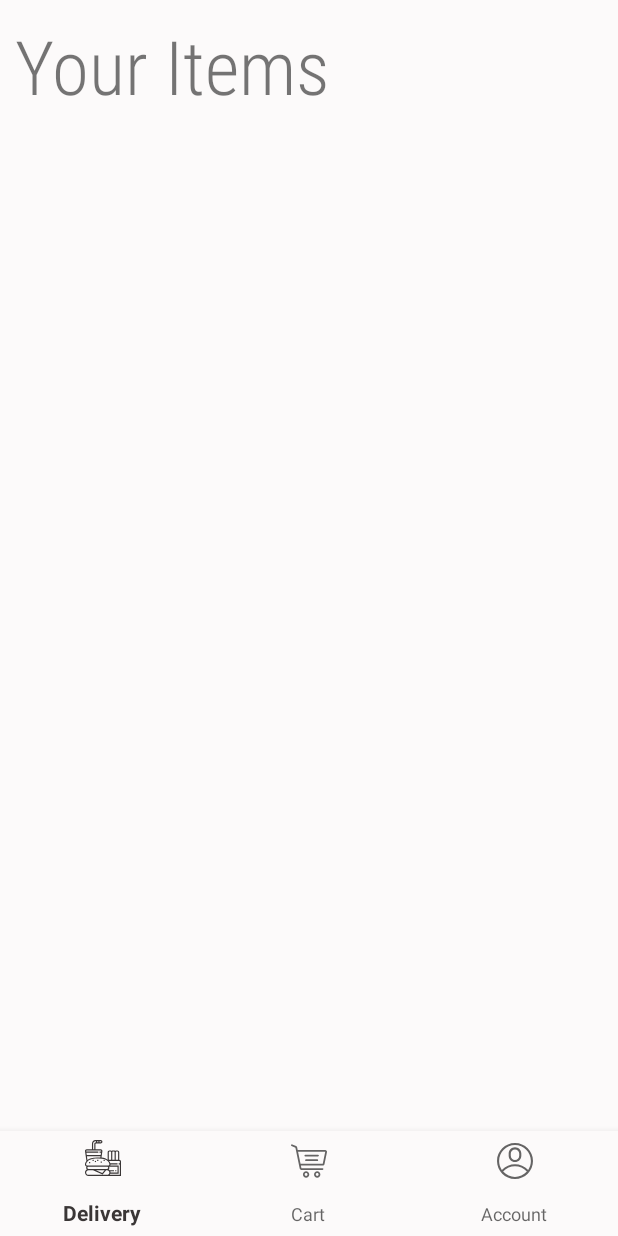
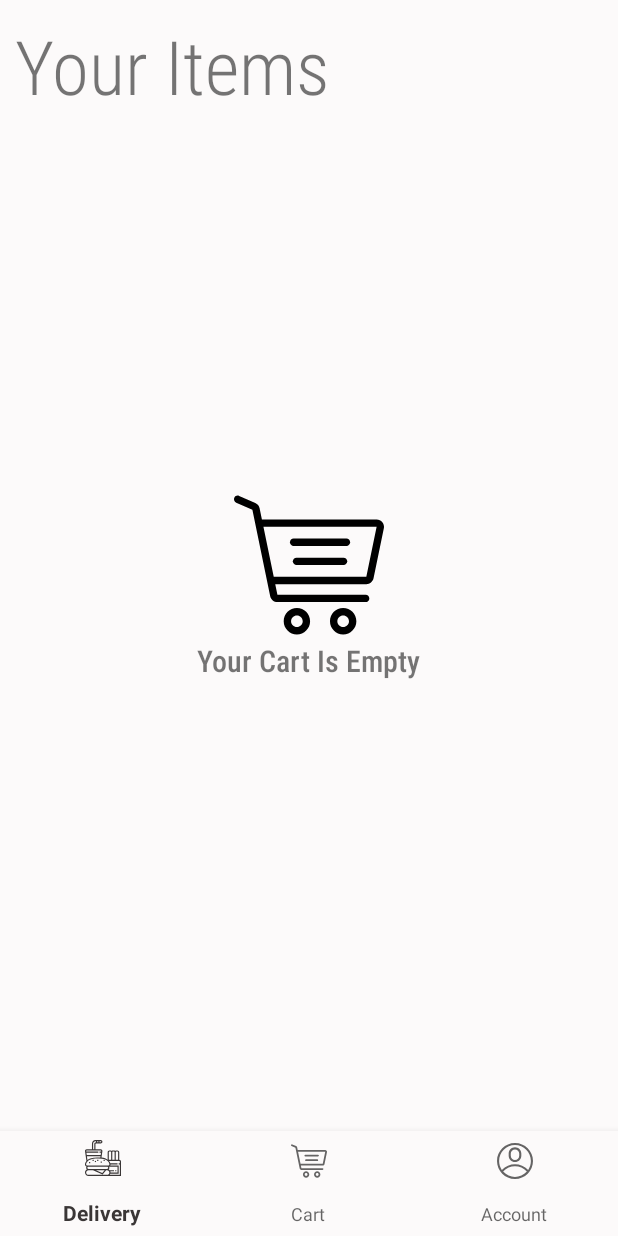
Before and after one commit to alltimenoob/Restaurant-Manager, an Android app: the fragment CartFragment placed in its activity, on a phone screen of 412 x 824 dp. Run offline under Robolectric (Android 15) with nearby library versions, the phone set to English and light mode, and no system bars; our stand-ins replace Firebase (no records; nobody signed in at launch, a user with empty details on screens opened directly), Volley; libraries missing offline, so code that uses them is left out: com.cepheuen.elegantnumberbutton, com.razorpay; network calls fail.

Commit message:
Empty Cart

```diff
--- a/app/src/main/java/com/project/restaurantmanager/UI/Customer/CartFragment.java
+++ b/app/src/main/java/com/project/restaurantmanager/UI/Customer/CartFragment.java
@@ -9,6 +9,7 @@ import android.view.View;
 import android.view.ViewGroup;
 import android.widget.BaseAdapter;
 import android.widget.Button;
+import android.widget.ImageView;
 import android.widget.LinearLayout;
 import android.widget.ListView;
 import android.widget.RelativeLayout;
@@ -44,6 +45,8 @@ public class CartFragment extends Fragment {
     private Button placeOrder;//Order Button
 
     private ListView cartListView;
+    ImageView cartEmptyimageView;
+    TextView cartEmptytextView;
 
     private int i;//For Main Foor Loop
 
@@ -68,6 +71,11 @@ public class CartFragment extends Fragment {
         final CustomAdapter customAdapter = new CustomAdapter();
 
         cartListView.setAdapter(customAdapter);
+
+        if(nameForCart.isEmpty())
+        {
+
+        }
 
         itemTotalTextView = viewForAll.findViewById(R.id.cust_cart_itemtotal);
         taxTextView = viewForAll.findViewById(R.id.cust_cart_tax);
@@ -124,6 +132,7 @@ public class CartFragment extends Fragment {
 
         return viewForAll;
     }
+
     class CustomAdapter extends BaseAdapter
     {
 
@@ -148,6 +157,10 @@ public class CartFragment extends Fragment {
             convertView = getLayoutInflater().inflate(R.layout.listview_cart_layout,parent,false);
 
             if(!nameForCart.isEmpty()){
+                cartEmptyimageView = viewForAll.findViewById(R.id.cart_card_empty_image);
+                cartEmptyimageView.setVisibility(View.GONE);
+                cartEmptytextView= viewForAll.findViewById(R.id.cart_card_empty_text);
+                cartEmptytextView.setVisibility(View.GONE);
                 relativeLayout = viewForAll.findViewById(R.id.cust_cart_order_relativeLayout);
                 relativeLayout.setVisibility(View.VISIBLE);
             }
@@ -155,7 +168,7 @@ public class CartFragment extends Fragment {
             final TextView nameTextView = convertView.findViewById(R.id.customer_cart_listview_nameLabel);
             final TextView priceTextView = convertView.findViewById(R.id.customer_cart_listview_priceLabel);
             final ElegantNumberButton quantityButton = convertView.findViewById(R.id.customer_cart_listview_quantityButton);
-            quantityButton.setRange(1,10);
+            quantityButton.setRange(0,10);
 
             quantityButton.setId(position);
             priceTextView.setId(position+1000);
@@ -167,9 +180,10 @@ public class CartFragment extends Fragment {
             catch (IndexOutOfBoundsException ob)
             {
                 quantityButton.setNumber("1");
+                quantity.add(quantityButton.getId(),"1");
             }
 
-            quantity.add(quantityButton.getId(),"1");
+
 
             final View finalConvertView = convertView;
             quantityButton.setOnValueChangeListener(new ElegantNumberButton.OnValueChangeListener() {
@@ -188,6 +202,8 @@ public class CartFragment extends Fragment {
 
                         if(nameForCart.isEmpty()){
                             relativeLayout.setVisibility(View.INVISIBLE);
+                            cartEmptyimageView.setVisibility(View.VISIBLE);
+                            cartEmptytextView.setVisibility(View.VISIBLE);
                             total=0.0;
                             grandTotal=0.0;
                             clearCart=true;
--- a/app/src/main/res/layout/customer_cart_fragment.xml
+++ b/app/src/main/res/layout/customer_cart_fragment.xml
@@ -14,6 +14,24 @@
        android:padding="10dp"
        android:text="@string/items"
        android:textSize="50sp" />
+
+
+    <ImageView
+        android:id="@+id/cart_card_empty_image"
+        android:layout_centerInParent="true"
+        android:layout_width="100dp"
+        android:layout_height="100dp"
+        android:src="@drawable/ic_shopping_cart"/>
+
+    <TextView
+        android:id="@+id/cart_card_empty_text"
+        android:layout_width="wrap_content"
+        android:layout_height="wrap_content"
+        android:layout_centerHorizontal="true"
+        android:textSize="20sp"
+        android:fontFamily="sans-serif-condensed-medium"
+        android:layout_below="@id/cart_card_empty_image"
+        android:text="Your Cart Is Empty"/>
 
     <ListView
         android:divider="@color/colorWhite"
```
